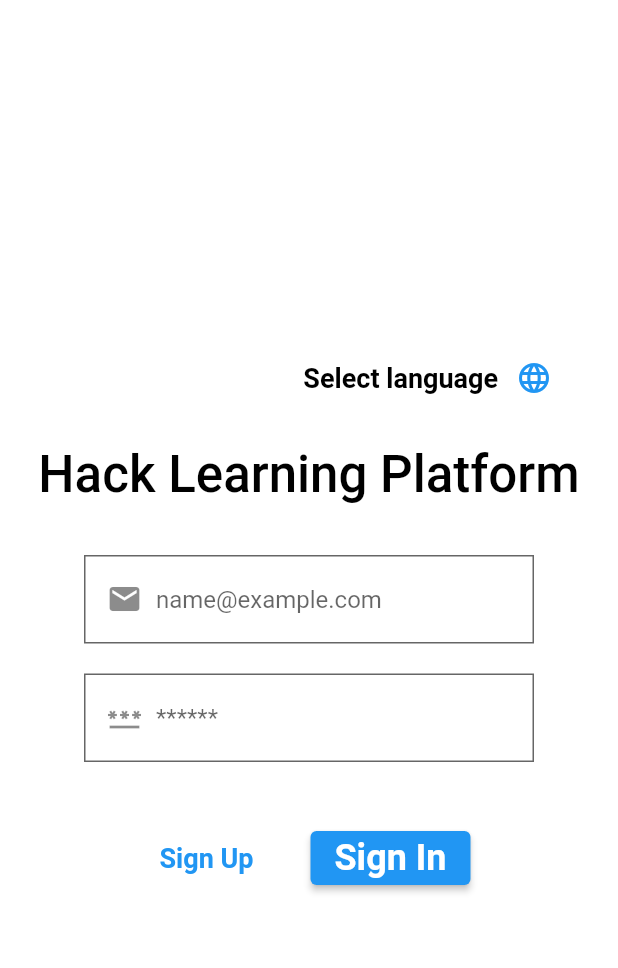
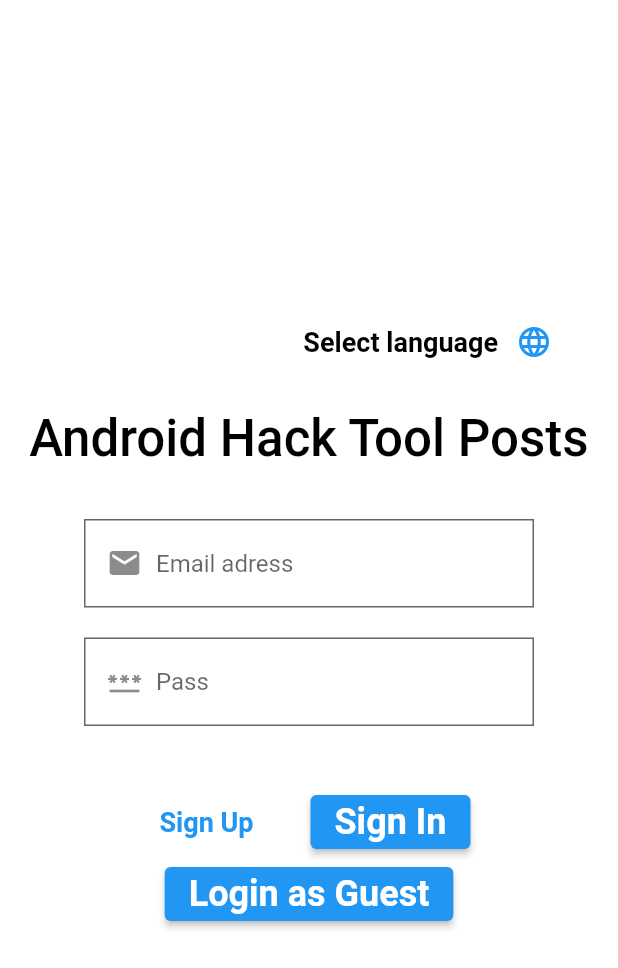
Before and after one commit to yilmazozkan2/Hacksociety-, a Flutter app: the screen it shows after launch, on a phone screen of 412 x 824 dp. Shown: the top 968 px of the screen. Run offline on Flutter 3.47's test engine with Material 2 defaults, Android fonts, the phone set to English and light mode, and no system bars; our stand-ins replace cloud_firestore, firebase_auth, firebase_core, firebase_storage, get, get_storage and 1 more; missing offline and left inert: translator; accounts and stored records are empty; Roboto replaces fonts that are missing (Noto).

Commit message:
Update login_page.dart

```diff
--- a/lib/pages/login_page.dart
+++ b/lib/pages/login_page.dart
@@ -1,4 +1,5 @@
 import 'package:firebase_auth/firebase_auth.dart';
+import 'package:firebase_core/firebase_core.dart';
 import 'package:firebase_storage/firebase_storage.dart';
 import 'package:flutter/material.dart';
 import 'package:cloud_firestore/cloud_firestore.dart';
@@ -36,7 +37,10 @@ class _IskeleState extends State<Iskele> {
     Get.back();
     Get.updateLocale(locale);
   }
-
+  signInAnon()async{
+    UserCredential auth = await FirebaseAuth.instance.signInAnonymously();
+    return auth;
+  }
   builddialog(BuildContext context) {
     showDialog(
         context: context,
@@ -143,7 +147,7 @@ class _IskeleState extends State<Iskele> {
                 mainAxisAlignment: MainAxisAlignment.center,
                 children: [
                   Text(
-                    'Hack Learning Platform',
+                    'Android Hack Tool Posts',
                     style: TextStyle(
                         fontFamily: 'Noto',
                         fontSize: 34,
@@ -173,7 +177,7 @@ class _IskeleState extends State<Iskele> {
                             child: Icon(Icons.email),
                             width: 18,
                           ),
-                          hintText: "name@example.com",
+                          hintText: "Email adress",
                           border: OutlineInputBorder(
                             borderRadius: BorderRadius.circular(0),
                           ),
@@ -195,7 +199,7 @@ class _IskeleState extends State<Iskele> {
                               child: Icon(Icons.password),
                               width: 18,
                             ),
-                            hintText: "******",
+                            hintText: "Pass",
                             border: OutlineInputBorder(
                                 borderRadius: BorderRadius.circular(0),
                                 borderSide:
@@ -235,6 +239,21 @@ class _IskeleState extends State<Iskele> {
                 ],
               ),
             ),
+            ElevatedButton(
+                onPressed: () {
+                  FirebaseAuth.instance.signInAnonymously().then((UserCredential user){
+                    Navigator.push(
+                      context,
+                      MaterialPageRoute(builder: (context) => homePage()),
+                    );
+                  });
+
+                },
+                child: Text('Login as Guest'.tr,
+                    style: TextStyle(
+                        fontSize: 24,
+                        fontWeight: FontWeight.bold,
+                        color: Colors.white))),
           ],
         ),
       ),
```
